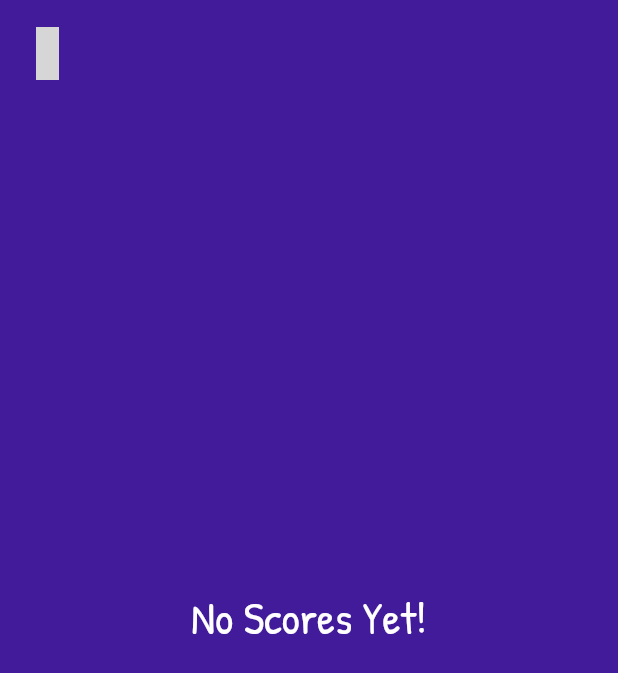
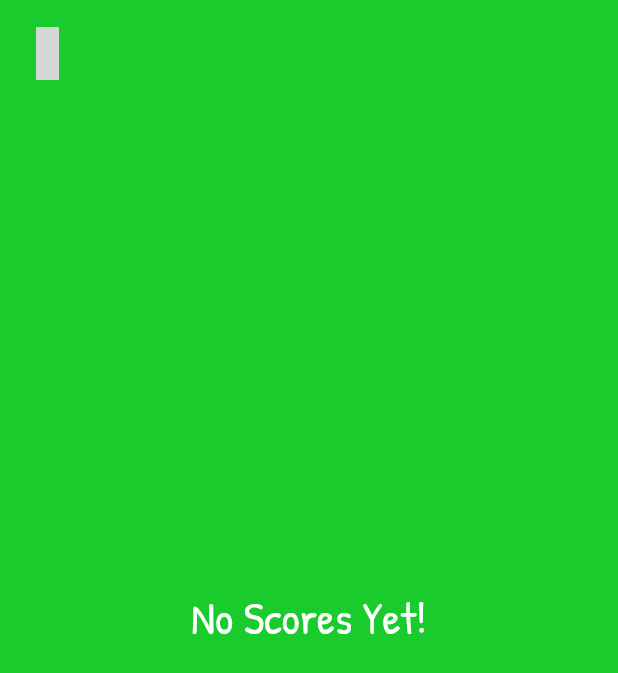
Before and after one commit to SadatArefin/flutter_hangman, a Flutter app: the screen it shows after launch, after a tap on "High Scores", on a phone screen of 412 x 824 dp. Shown: the top 673 px of the screen. Run offline on Flutter 3.47's test engine with Material 2 defaults, Android fonts, the phone set to English and light mode, and no system bars; our stand-ins replace date_format, flutter_spinkit, material_design_icons_flutter, rflutter_alert, sqflite; accounts and stored records are empty; project files that could hold a hidden picture were left out; grey boxes are pictures that could not be loaded.

Commit message:
color changes

```diff
--- a/lib/main.dart
+++ b/lib/main.dart
@@ -30,7 +30,7 @@
             color: Colors.white,
           ),
         ),
-        scaffoldBackgroundColor: Color(0xFF421b9b),
+        scaffoldBackgroundColor: Color(0xff1acb2e),
         textTheme: Theme.of(context).textTheme.apply(fontFamily: 'PatrickHand'),
       ),
       initialRoute: 'homePage',
--- a/lib/screens/game_screen.dart
+++ b/lib/screens/game_screen.dart
@@ -284,7 +284,7 @@ class _GameScreenState extends State<GameScreen> {
                                                   ? "I"
                                                   : lives.toString(),
                                               style: TextStyle(
-                                                color: Color(0xFF2C1E68),
+                                                color: Color(0x680505FF),
                                                 fontSize: 20,
                                                 fontWeight: FontWeight.bold,
                                                 fontFamily: 'PatrickHand',
```
